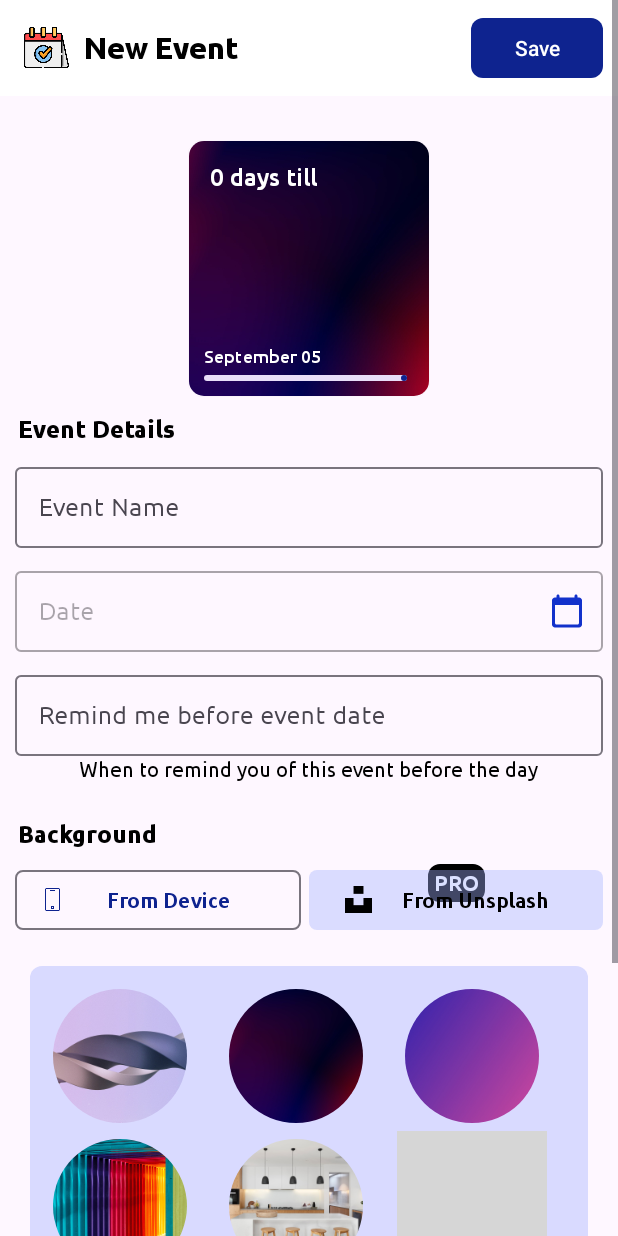
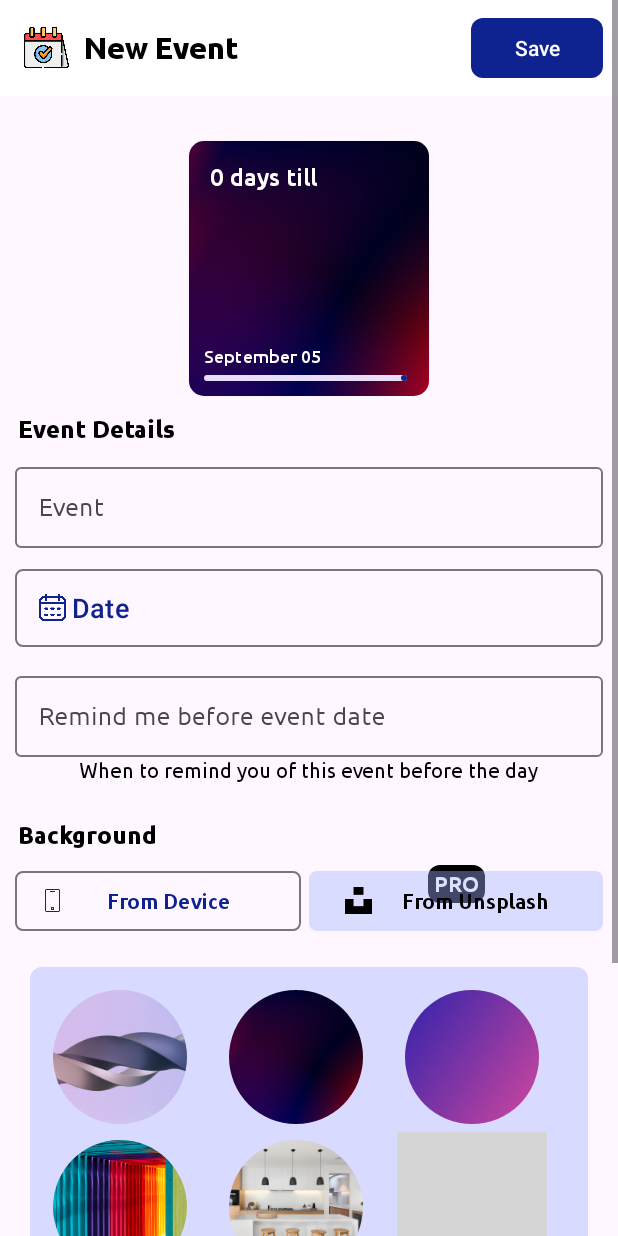
Before and after one commit to keithchad/Events, an Android app: the EventDisplayFragment screen opened through its navigation route, on a phone screen of 412 x 824 dp. Run offline under Robolectric (Android 15) with nearby library versions, the phone set to English and light mode, and no system bars; plain views replace RoundedImageView; grey boxes are pictures that could not be loaded.

Commit message:
implementing date picker

```diff
--- a/app/src/main/java/com/upcomingevents/events/fragment/EventDisplayFragment.kt
+++ b/app/src/main/java/com/upcomingevents/events/fragment/EventDisplayFragment.kt
@@ -1,5 +1,7 @@
 package com.upcomingevents.events.fragment
 
+import android.app.DatePickerDialog
+import android.os.Build
 import android.os.Bundle
 import androidx.fragment.app.Fragment
 import android.view.LayoutInflater
@@ -11,6 +13,8 @@ import com.upcomingevents.events.adapter.UnsplashAdapter
 import com.upcomingevents.events.databinding.FragmentEventAddBinding
 import com.upcomingevents.events.databinding.FragmentEventDisplayBinding
 import com.upcomingevents.events.model.Unsplash
+import java.text.SimpleDateFormat
+import java.util.*
 
 class EventDisplayFragment : Fragment() {
 
@@ -26,9 +30,31 @@ class EventDisplayFragment : Fragment() {
         populateData()
         setUpRecyclerView()
 
+        val calender = Calendar.getInstance()
 
+        val datePicker = DatePickerDialog.OnDateSetListener{ _, year, month, dayOfMonth ->
+            calender.set(Calendar.YEAR, year)
+            calender.set(Calendar.MONTH, month)
+            calender.set(Calendar.DAY_OF_MONTH, dayOfMonth)
+            updateEditText(calender)
+        }
+
+        binding.buttonDate.setOnClickListener {
+            if (Build.VERSION.SDK_INT >= Build.VERSION_CODES.N) {
+                DatePickerDialog(
+                    requireActivity(), datePicker, calender.get(Calendar.YEAR),
+                    calender.get(Calendar.MONTH), calender.get(Calendar.DAY_OF_MONTH)
+                ).show()
+            }
+        }
 
         return binding.root
+    }
+
+    private fun updateEditText(calender: Calendar) {
+        val format = "dd-MM-yyyy"
+        val sdf = SimpleDateFormat(format, Locale.US)
+        binding.buttonDate.text = sdf.format(calender.time)
     }
 
     private fun setUpRecyclerView() {
--- a/app/src/main/res/layout/fragment_event_display.xml
+++ b/app/src/main/res/layout/fragment_event_display.xml
@@ -145,39 +145,14 @@
                 app:layout_constraintTop_toBottomOf="@+id/textEventDetail">
 
                 <EditText
-                    android:id="@+id/editTextEmailSignIn"
-                    android:layout_width="match_parent"
-                    android:layout_height="wrap_content"
-                    android:autofillHints="emailAddress"
-                    android:fontFamily="@font/ubuntu_regular"
-                    android:hint="Event Name"
-                    android:inputType="textEmailAddress"
-                    app:layout_constraintEnd_toEndOf="parent"
-                    app:layout_constraintStart_toStartOf="parent"
-                    app:layout_constraintTop_toTopOf="parent" />
-
-            </com.google.android.material.textfield.TextInputLayout>
-
-            <com.google.android.material.textfield.TextInputLayout
-                android:id="@+id/textInputLayoutDate"
-                style="@style/Widget.Material3.TextInputLayout.OutlinedBox"
-                android:layout_width="match_parent"
-                android:layout_height="wrap_content"
-                android:layout_margin="10dp"
-                app:endIconMode="custom"
-                android:enabled="false"
-                app:endIconTint="@color/purple_200"
-                app:endIconDrawable="@drawable/ic_round_calendar"
-                app:layout_constraintTop_toBottomOf="@+id/textInputLayout">
-
-                <EditText
-                    android:id="@+id/editTextDate"
+                    android:id="@+id/editTextEvent"
                     android:layout_width="match_parent"
                     android:layout_height="wrap_content"
                     android:layout_marginTop="20dp"
                     android:autofillHints="password"
                     android:fontFamily="@font/ubuntu_regular"
-                    android:hint="Date"
+                    android:hint="Event"
+                    android:textColor="@color/purple_500"
                     android:inputType="date"
                     app:layout_constraintEnd_toEndOf="parent"
                     app:layout_constraintStart_toStartOf="parent"
@@ -185,13 +160,26 @@
 
             </com.google.android.material.textfield.TextInputLayout>
 
+            <com.google.android.material.button.MaterialButton
+                android:id="@+id/buttonDate"
+                style="@style/Widget.Material3.Button.OutlinedButton.Icon"
+                android:layout_width="match_parent"
+                android:layout_height="60dp"
+                app:cornerRadius="5dp"
+                android:text="Date"
+                android:textSize="18sp"
+                app:icon="@drawable/calendar"
+                android:textAlignment="textStart"
+                android:layout_margin="10dp"
+                app:layout_constraintTop_toBottomOf="@+id/textInputLayout"/>
+
             <com.google.android.material.textfield.TextInputLayout
                 android:id="@+id/textInputLayout3"
                 style="@style/Widget.Material3.TextInputLayout.OutlinedBox"
                 android:layout_width="match_parent"
                 android:layout_height="wrap_content"
                 android:layout_margin="10dp"
-                app:layout_constraintTop_toBottomOf="@+id/textInputLayoutDate"
+                app:layout_constraintTop_toBottomOf="@+id/buttonDate"
                 tools:layout_editor_absoluteX="20dp">
 
                 <EditText
```
